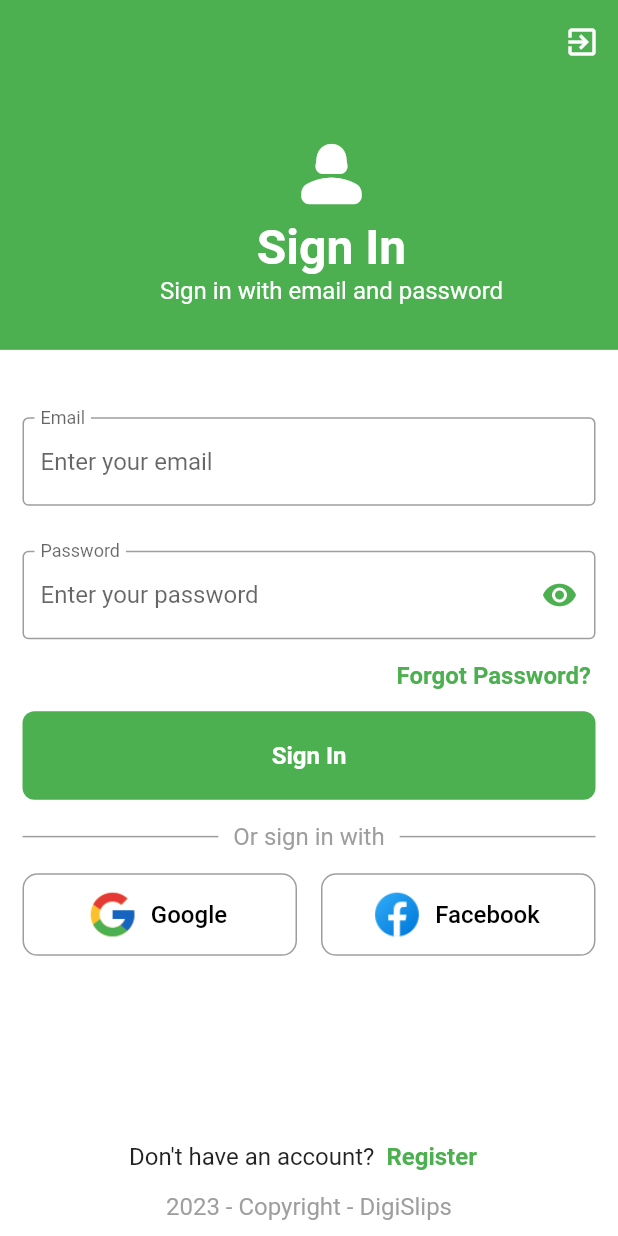
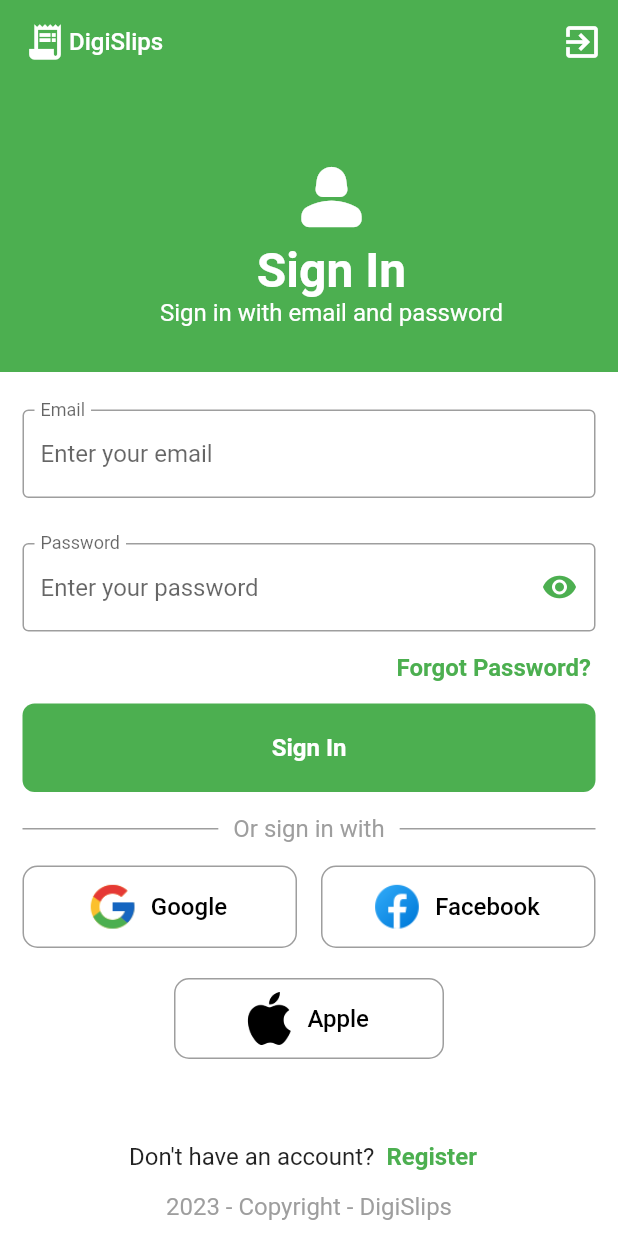
Before and after one commit to SthembisoVinjwa/Digislip, a Flutter app: the screen it shows after launch, on a phone screen of 412 x 824 dp. Run offline on Flutter 3.47's test engine with Material 2 defaults, Android fonts, the phone set to English and light mode, and no system bars; our stand-ins replace firebase_auth, firebase_core, google_sign_in, image_picker; accounts and stored records are empty.

Commit message:
fix validation error message fit

```diff
--- a/lib/main.dart
+++ b/lib/main.dart
@@ -22,7 +22,7 @@ class MyApp extends StatelessWidget {
       initialData: null,
       child: MaterialApp(
         debugShowCheckedModeBanner: false,
-        title: 'MoAfrika-Translate',
+        title: 'DigiSlips',
         theme: ThemeData(
           unselectedWidgetColor: Colors.white,
           brightness: Brightness.light,
--- a/lib/screens/authenticate/login.dart
+++ b/lib/screens/authenticate/login.dart
@@ -67,9 +67,24 @@ class _LoginState extends State<Login> with WidgetsBindingObserver {
       appBar: AppBar(
         elevation: 0,
         backgroundColor: Theme.of(context).canvasColor,
+        title: Row(
+          children: const [
+            Icon(Icons.receipt_long, size: 28),
+            SizedBox(
+              width: 2,
+            ),
+            Text(
+              'DigiSlips',
+              style: TextStyle(fontSize: 16),
+            )
+          ],
+        ),
         actions: [
           IconButton(
-            icon: Icon(Icons.exit_to_app),
+            icon: Icon(
+              Icons.exit_to_app,
+              size: 28,
+            ),
             onPressed: () {
               SystemNavigator.pop();
             },
@@ -81,9 +96,11 @@ class _LoginState extends State<Login> with WidgetsBindingObserver {
           crossAxisAlignment: CrossAxisAlignment.stretch,
           children: <Widget>[
             Expanded(
-                flex: 3,
+                flex: (_emailError || _passwordError) ? 2 : 3,
                 child: Container(
-                  padding: const EdgeInsets.only(left: 30.0, bottom: 30.0),
+                  padding: EdgeInsets.only(
+                      left: 30.0,
+                      bottom: (_emailError || _passwordError) ? 10.0 : 30.0),
                   child: Column(
                     mainAxisAlignment: MainAxisAlignment.end,
                     crossAxisAlignment: CrossAxisAlignment.center,
@@ -109,12 +126,12 @@ class _LoginState extends State<Login> with WidgetsBindingObserver {
                   ),
                 )),
             Expanded(
-                flex: 10,
+                flex: 9,
                 child: Form(
                   key: _formKey,
                   child: Container(
                     color: Theme.of(context).cardColor,
-                    padding: const EdgeInsets.only(top: 30.0),
+                    padding: const EdgeInsets.only(top: 10.0),
                     child: Column(
                       mainAxisAlignment: MainAxisAlignment.start,
                       children: <Widget>[
@@ -266,7 +283,9 @@ class _LoginState extends State<Login> with WidgetsBindingObserver {
                             alignment: Alignment.topCenter,
                             padding: const EdgeInsets.only(
                                 top: 15, right: 15, left: 15),
-                            child: Row(
+                            child: Column(
+                              children: [
+                                Row(
                                   children: [
                                     Expanded(
                                         child: ElevatedButton.icon(
@@ -298,7 +317,8 @@ class _LoginState extends State<Login> with WidgetsBindingObserver {
                                           ),
                                         ),
                                         elevation:
-                                        MaterialStateProperty.all<double>(0.0),
+                                            MaterialStateProperty.all<double>(
+                                                0.0),
                                         minimumSize:
                                             MaterialStateProperty.all<Size>(
                                                 const Size.fromHeight(55)),
@@ -344,12 +364,58 @@ class _LoginState extends State<Login> with WidgetsBindingObserver {
                                           ),
                                         ),
                                         elevation:
-                                        MaterialStateProperty.all<double>(0.0),
+                                            MaterialStateProperty.all<double>(
+                                                0.0),
                                         minimumSize:
                                             MaterialStateProperty.all<Size>(
                                                 const Size.fromHeight(55)),
                                       ),
                                     )),
+                                  ],
+                                ),
+                                SizedBox(
+                                  height: 20,
+                                ),
+                                if (!_isIphone)
+                                  SizedBox(
+                                    width: 180,
+                                    height: 54,
+                                    child: ElevatedButton.icon(
+                                      onPressed: () async {
+                                        print('Apple');
+                                      },
+                                      icon: Image.asset('assets/apple.png',
+                                          height: 35),
+                                      label: const Text(
+                                        'Apple',
+                                        style: TextStyle(
+                                            color: Colors.black, fontSize: 16),
+                                      ),
+                                      style: ButtonStyle(
+                                        overlayColor:
+                                            MaterialStateProperty.all<Color>(
+                                                Colors.deepPurple.shade50),
+                                        backgroundColor:
+                                            MaterialStateProperty.all<Color>(
+                                                Colors.white),
+                                        shape: MaterialStateProperty.all<
+                                            RoundedRectangleBorder>(
+                                          RoundedRectangleBorder(
+                                            borderRadius:
+                                                BorderRadius.circular(10.0),
+                                            side: const BorderSide(
+                                                color: Colors.grey),
+                                          ),
+                                        ),
+                                        elevation:
+                                            MaterialStateProperty.all<double>(
+                                                0.0),
+                                        minimumSize:
+                                            MaterialStateProperty.all<Size>(
+                                                const Size.fromHeight(55)),
+                                      ),
+                                    ),
+                                  ),
                               ],
                             ),
                           ),
--- a/lib/screens/authenticate/register.dart
+++ b/lib/screens/authenticate/register.dart
@@ -64,9 +64,16 @@ class _RegisterState extends State<Register> with WidgetsBindingObserver {
       resizeToAvoidBottomInset: false,
       appBar: AppBar(
         elevation: 0,
+        title: Row(
+          children: const [
+            Icon(Icons.receipt_long, size: 28,),
+            SizedBox(width: 2,),
+            Text('DigiSlips', style: TextStyle(fontSize: 16),)
+          ],
+        ),
         actions: [
           IconButton(
-            icon: Icon(Icons.exit_to_app),
+            icon: Icon(Icons.exit_to_app, size: 28,),
             onPressed: () {
               SystemNavigator.pop();
             },
@@ -107,7 +114,7 @@ class _RegisterState extends State<Register> with WidgetsBindingObserver {
                   ),
                 )),
             Expanded(
-                flex: 10,
+                flex: 9,
                 child: Form(
                   key: _formKey,
                   child: Container(
```
Lines whose indentation alone changed are shown as unchanged.
